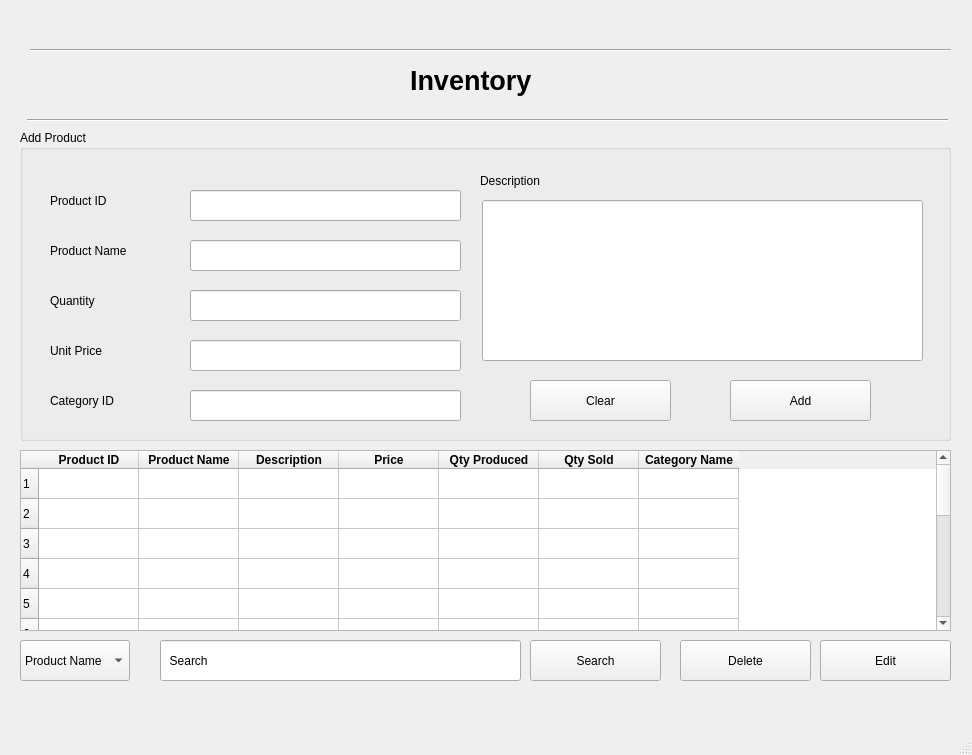
Above: Screens/Products.ui from basil-ali-khan/Inventory-Management-System before the change. Below: the same form after it.
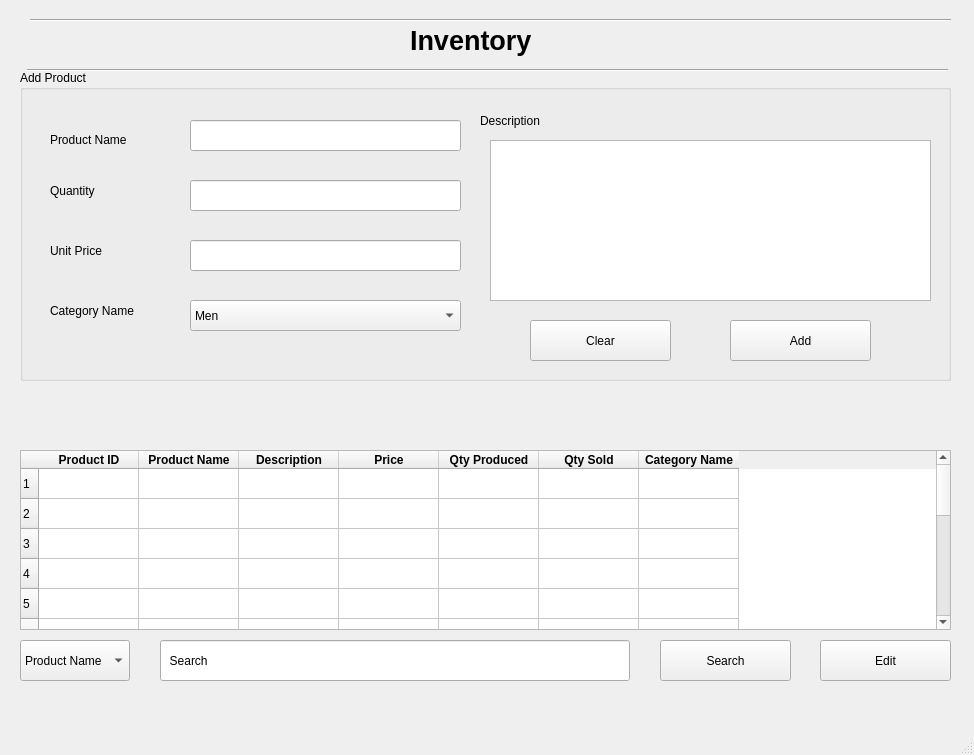
That is the form after the change.

The edit to the form file:
```diff
--- a/Screens/Products.ui
+++ b/Screens/Products.ui
@@ -6,7 +6,7 @@
    <rect>
     <x>0</x>
     <y>0</y>
-    <width>972</width>
+    <width>974</width>
     <height>755</height>
    </rect>
   </property>
@@ -18,7 +18,7 @@
     <property name="geometry">
      <rect>
       <x>410</x>
-      <y>40</y>
+      <y>0</y>
       <width>171</width>
       <height>81</height>
      </rect>
@@ -69,7 +69,7 @@
      <rect>
       <x>160</x>
       <y>640</y>
-      <width>361</width>
+      <width>470</width>
       <height>41</height>
      </rect>
     </property>
@@ -94,7 +94,7 @@
     <property name="geometry">
      <rect>
       <x>20</x>
-      <y>130</y>
+      <y>70</y>
       <width>931</width>
       <height>311</height>
      </rect>
@@ -102,69 +102,11 @@
     <property name="title">
      <string>Add Product</string>
     </property>
-    <widget class="QLabel" name="label_4">
-     <property name="geometry">
-      <rect>
-       <x>30</x>
-       <y>60</y>
-       <width>81</width>
-       <height>21</height>
-      </rect>
-     </property>
-     <property name="text">
-      <string>Product ID</string>
-     </property>
-    </widget>
-    <widget class="QLabel" name="label_5">
-     <property name="geometry">
-      <rect>
-       <x>30</x>
-       <y>110</y>
-       <width>101</width>
-       <height>21</height>
-      </rect>
-     </property>
-     <property name="text">
-      <string>Product Name</string>
-     </property>
-    </widget>
-    <widget class="QLineEdit" name="lineEdit_4">
-     <property name="geometry">
-      <rect>
-       <x>170</x>
-       <y>60</y>
-       <width>271</width>
-       <height>31</height>
-      </rect>
-     </property>
-     <property name="text">
-      <string/>
-     </property>
-     <property name="readOnly">
-      <bool>true</bool>
-     </property>
-    </widget>
-    <widget class="QLineEdit" name="lineEdit_5">
-     <property name="geometry">
-      <rect>
-       <x>170</x>
-       <y>110</y>
-       <width>271</width>
-       <height>31</height>
-      </rect>
-     </property>
-     <property name="text">
-      <string/>
-     </property>
-     <property name="readOnly">
-      <bool>true</bool>
-     </property>
-    </widget>
     <widget class="QLabel" name="label_6">
      <property name="geometry">
       <rect>
        <x>30</x>
-       <y>160</y>
+       <y>110</y>
        <width>81</width>
        <height>21</height>
       </rect>
@@ -177,7 +119,7 @@
      <property name="geometry">
       <rect>
        <x>30</x>
-       <y>210</y>
+       <y>170</y>
        <width>101</width>
        <height>21</height>
       </rect>
@@ -190,7 +132,7 @@
      <property name="geometry">
       <rect>
        <x>170</x>
-       <y>160</y>
+       <y>110</y>
        <width>271</width>
        <height>31</height>
       </rect>
@@ -206,20 +148,20 @@
      <property name="geometry">
       <rect>
        <x>30</x>
-       <y>260</y>
+       <y>230</y>
        <width>101</width>
        <height>21</height>
       </rect>
      </property>
      <property name="text">
-      <string>Category ID</string>
+      <string>Category Name</string>
      </property>
     </widget>
     <widget class="QLineEdit" name="lineEdit_8">
      <property name="geometry">
       <rect>
        <x>170</x>
-       <y>210</y>
+       <y>170</y>
        <width>271</width>
        <height>31</height>
       </rect>
@@ -231,23 +173,7 @@
       <bool>false</bool>
      </property>
     </widget>
-    <widget class="QLineEdit" name="lineEdit_9">
-     <property name="geometry">
-      <rect>
-       <x>170</x>
-       <y>260</y>
-       <width>271</width>
-       <height>31</height>
-      </rect>
-     </property>
-     <property name="text">
-      <string/>
-     </property>
-     <property name="readOnly">
-      <bool>false</bool>
-     </property>
-    </widget>
-    <widget class="QPushButton" name="pushButton_2">
+    <widget class="QPushButton" name="addProductButton">
      <property name="geometry">
       <rect>
        <x>710</x>
@@ -260,22 +186,6 @@
       <string>Add</string>
      </property>
     </widget>
-    <widget class="QLineEdit" name="lineEdit_6">
-     <property name="geometry">
-      <rect>
-       <x>462</x>
-       <y>70</y>
-       <width>441</width>
-       <height>161</height>
-      </rect>
-     </property>
-     <property name="text">
-      <string/>
-     </property>
-     <property name="readOnly">
-      <bool>true</bool>
-     </property>
-    </widget>
     <widget class="QLabel" name="label_9">
      <property name="geometry">
       <rect>
@@ -302,25 +212,81 @@
       <string>Clear</string>
      </property>
     </widget>
-   </widget>
-   <widget class="QPushButton" name="pushButton_5">
-    <property name="geometry">
-     <rect>
-      <x>680</x>
-      <y>640</y>
-      <width>131</width>
-      <height>41</height>
-     </rect>
-    </property>
-    <property name="text">
-     <string>Delete</string>
-    </property>
+    <widget class="QLabel" name="label_10">
+     <property name="geometry">
+      <rect>
+       <x>30</x>
+       <y>60</y>
+       <width>101</width>
+       <height>20</height>
+      </rect>
+     </property>
+     <property name="text">
+      <string>Product Name</string>
+     </property>
+    </widget>
+    <widget class="QLineEdit" name="productNameBox">
+     <property name="geometry">
+      <rect>
+       <x>170</x>
+       <y>50</y>
+       <width>271</width>
+       <height>31</height>
+      </rect>
+     </property>
+     <property name="text">
+      <string/>
+     </property>
+     <property name="readOnly">
+      <bool>false</bool>
+     </property>
+    </widget>
+    <widget class="QTextEdit" name="productDescBox">
+     <property name="geometry">
+      <rect>
+       <x>470</x>
+       <y>70</y>
+       <width>441</width>
+       <height>161</height>
+      </rect>
+     </property>
+    </widget>
+    <widget class="QComboBox" name="productCategoryBox">
+     <property name="geometry">
+      <rect>
+       <x>170</x>
+       <y>230</y>
+       <width>271</width>
+       <height>31</height>
+      </rect>
+     </property>
+     <item>
+      <property name="text">
+       <string>Men</string>
+      </property>
+     </item>
+     <item>
+      <property name="text">
+       <string>Women</string>
+      </property>
+     </item>
+     <item>
+      <property name="text">
+       <string>Boys</string>
+      </property>
+     </item>
+     <item>
+      <property name="text">
+       <string>Girls</string>
+      </property>
+     </item>
+    </widget>
    </widget>
    <widget class="Line" name="line">
     <property name="geometry">
      <rect>
       <x>27</x>
-      <y>110</y>
+      <y>60</y>
       <width>921</width>
       <height>20</height>
      </rect>
@@ -333,7 +299,7 @@
     <property name="geometry">
      <rect>
       <x>30</x>
-      <y>40</y>
+      <y>10</y>
       <width>921</width>
       <height>20</height>
      </rect>
@@ -345,7 +311,7 @@
    <widget class="QPushButton" name="pushButton_6">
     <property name="geometry">
      <rect>
-      <x>530</x>
+      <x>660</x>
       <y>640</y>
       <width>131</width>
       <height>41</height>
@@ -361,7 +327,7 @@
       <x>20</x>
       <y>450</y>
       <width>931</width>
-      <height>181</height>
+      <height>180</height>
      </rect>
     </property>
     <row>
```
Left out of the diff: 38 changed lines with no effect on the pictures.
